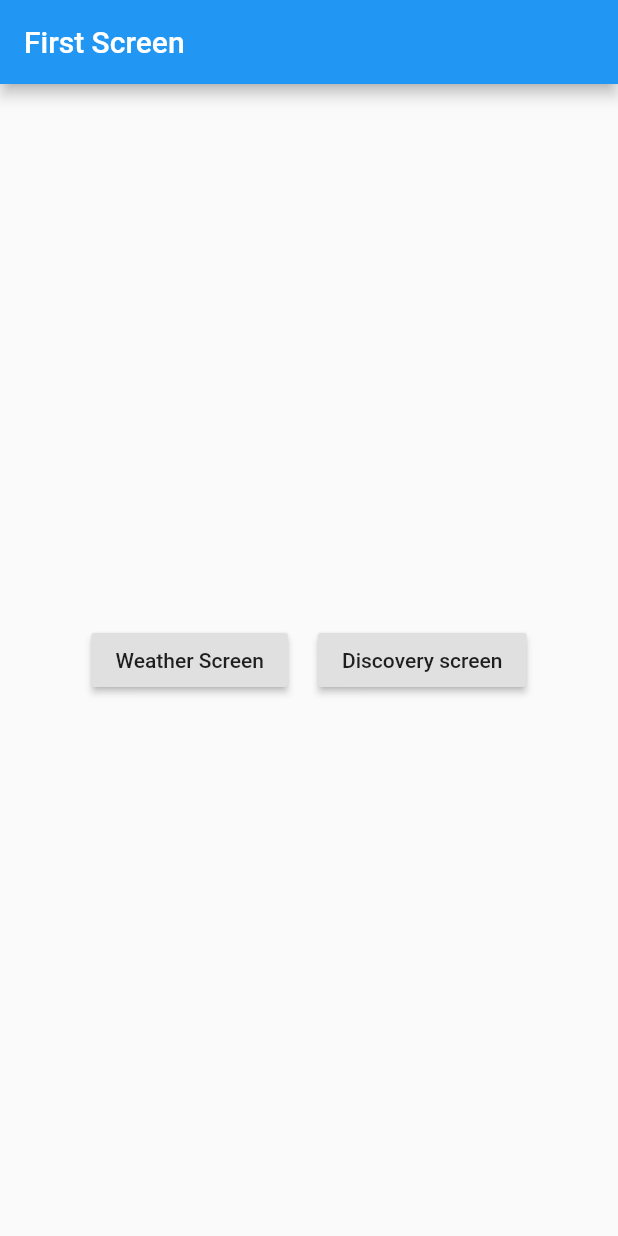
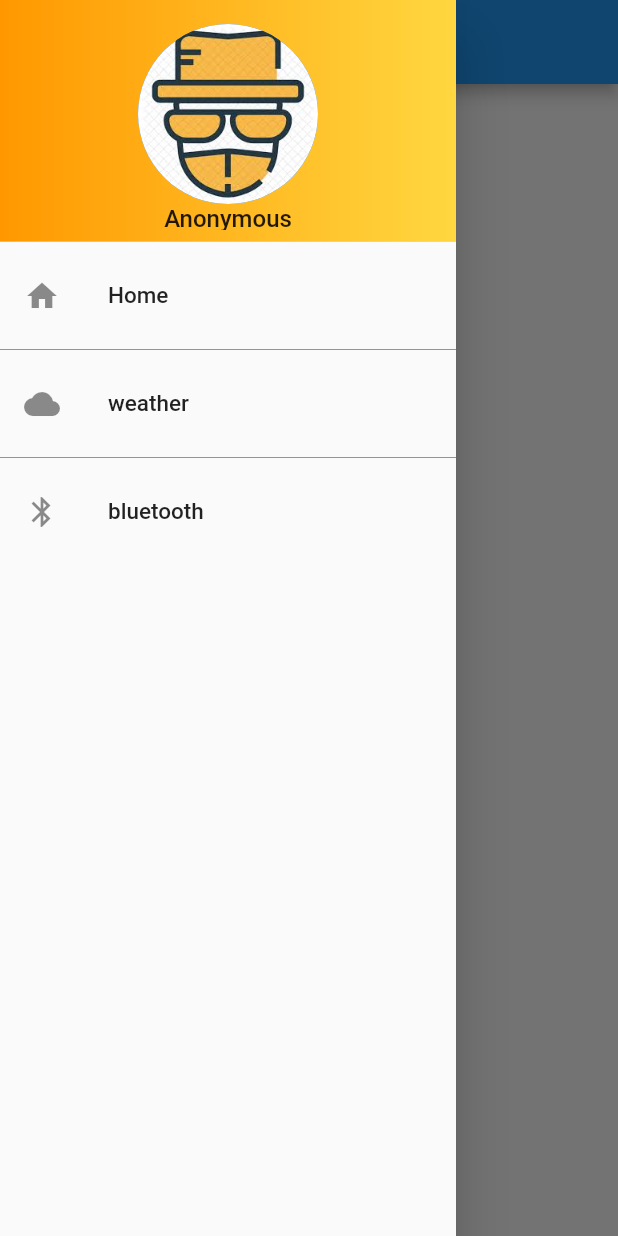
Before and after one commit to houmiabasma/flutter_app, a Flutter app: the screen it shows after launch, with the side drawer open (before the commit the screen has no drawer), on a phone screen of 412 x 824 dp. Run offline on Flutter 3.47's test engine with Material 2 defaults, Android fonts, the phone set to English and light mode, and no system bars; our stand-ins replace badges, bloc, cloud_firestore, equatable, firebase_core, flutter_bloc and 3 more; accounts and stored records are empty.

Commit message:
add menu

```diff
--- a/lib/home.dart
+++ b/lib/home.dart
@@ -1,5 +1,6 @@
 import 'package:flutter/cupertino.dart';
 import 'package:flutter/material.dart';
+import 'package:flutter_bluetooth_app/widgets/main_drawer.dart';
 
 class Home extends StatelessWidget {
   @override
@@ -8,24 +9,9 @@ class Home extends StatelessWidget {
       appBar: AppBar(
         title: Text('First Screen'),
       ),
+      drawer: MainDrawer(),
       body: Center(
-        child: Row(
-          mainAxisAlignment: MainAxisAlignment.center,
-          crossAxisAlignment: CrossAxisAlignment.center,
-          children: [
-            RaisedButton(
-                child: Text('Weather Screen'),
-                onPressed: () {
-                  Navigator.pushNamed(context, '/weather');
-                }),
-            Padding(padding: new EdgeInsets.all(10.0)),
-            RaisedButton(
-                child: Text('Discovery screen'),
-                onPressed: () {
-                  Navigator.pushNamed(context, '/discovery');
-                }),
-          ],
-        ),
+
       ),
     );
   }
--- /dev/null
+++ b/lib/widgets/main_drawer.dart
@@ -0,0 +1,62 @@
+import 'package:flutter/material.dart';
+
+class MainDrawer extends StatelessWidget {
+    @override
+    Widget build(BuildContext context) {
+        return Drawer(
+            child: ListView(
+                children: <Widget>[
+                    DrawerHeader(
+                        child: Center(
+
+                            child: SingleChildScrollView(
+                  child: Column(children: [
+                    Align(
+                        alignment: Alignment.center,
+                        child: CircleAvatar(
+                          radius: 60,
+                          backgroundImage: AssetImage('images/anonymous.jpg'),
+                        )),
+                    Align(
+                        alignment: Alignment.center,
+                        child: Text(
+                          "Anonymous",
+                          style: TextStyle(fontSize: 16),
+                        )),
+                  ]),
+                ),
+
+                        ),
+                        decoration: BoxDecoration(
+                            gradient: LinearGradient(colors: [Colors.orange[500],Colors.amberAccent])
+                        ),
+                    ),
+                    ListTile(
+                        leading: Icon(Icons.home),
+                        title: Text("Home",style: TextStyle(fontSize: 15),),
+                        onTap: (){
+                             Navigator.pushNamed(context, '/');
+
+                        },),
+                    Divider(color: Colors.deepOrangeAccent,),
+                    ListTile(
+                        leading: Icon(Icons.cloud),
+                        title: Text("weather",style: TextStyle(fontSize: 15),),
+                        onTap: (){
+
+                            Navigator.pushNamed(context, '/weather');
+                        },),
+                    Divider(color: Colors.deepOrangeAccent,),
+                    ListTile(
+                        leading: Icon(Icons.bluetooth),
+                        title: Text("bluetooth",style: TextStyle(fontSize: 15),),
+                        onTap: (){
+                           Navigator.pushNamed(context, '/discovery');
+                        },),
+
+
+                ],
+            ),
+        );
+    }
+}
--- a/pubspec.yaml
+++ b/pubspec.yaml
@@ -67,7 +67,8 @@ flutter:
 
 
   # To add assets to your application, add an assets section, like this:
-  # assets:
+  assets:
+    - images/anonymous.jpg
   #   - images/a_dot_burr.jpeg
   #   - images/a_dot_ham.jpeg
 
```
Also changed, not shown: images/anonymous.jpg (added), pubspec.lock.
